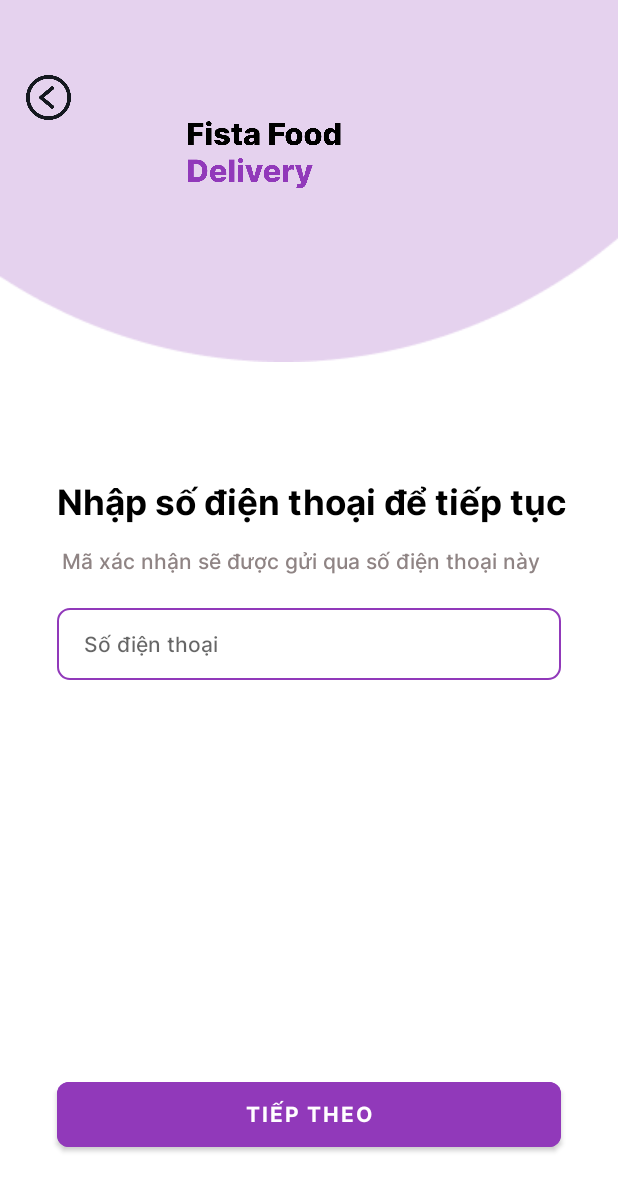
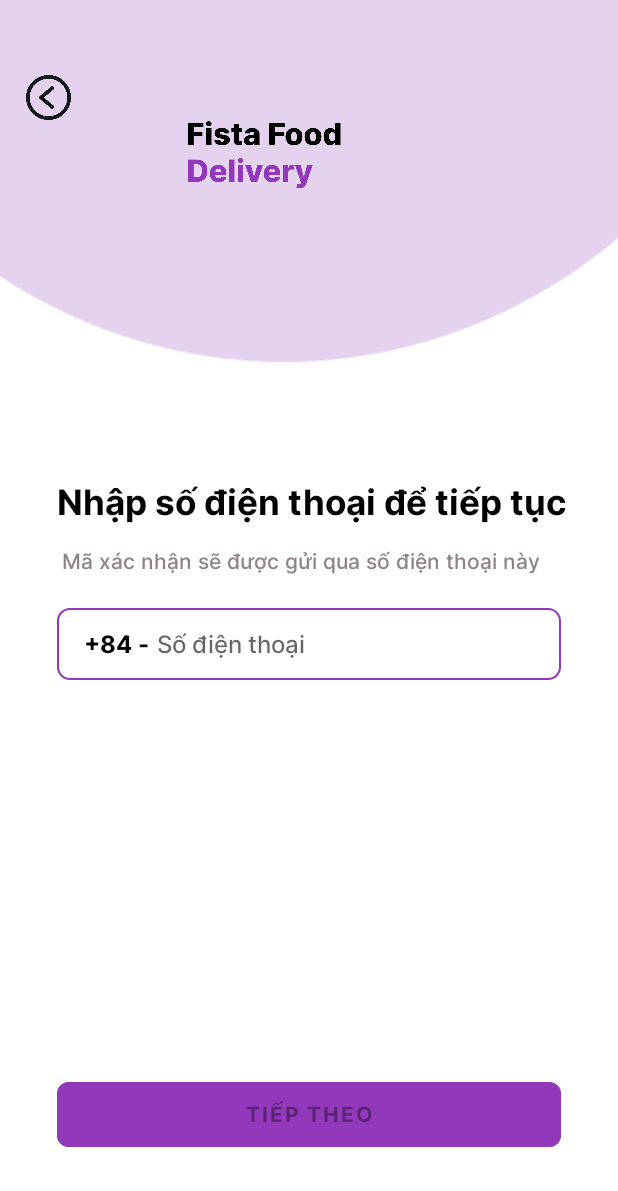
Before and after one commit to thuyle-23/Fista-Food-Delivery, an Android app: the Login screen opened directly, with no data from a screen before it, on a phone screen of 412 x 824 dp. Shown: the top 1191 px of the screen. Run offline under Robolectric (Android 15) with nearby library versions, the phone set to English and light mode, and no system bars.

Commit message:
send_otp

```diff
--- a/app/src/main/java/com/example/fooddelivery/Login.java
+++ b/app/src/main/java/com/example/fooddelivery/Login.java
@@ -4,6 +4,8 @@ import androidx.appcompat.app.AppCompatActivity;
 
 import android.content.Intent;
 import android.os.Bundle;
+import android.text.Editable;
+import android.text.TextWatcher;
 import android.view.View;
 import android.widget.Button;
 import android.widget.EditText;
@@ -11,14 +13,17 @@ import android.widget.Toast;
 
 public class Login extends AppCompatActivity {
 
+    private EditText txtphoneNumber;
+    private Button btnGetOTP;
     @Override
     protected void onCreate(Bundle savedInstanceState) {
         super.onCreate(savedInstanceState);
         setContentView(R.layout.layout_login);
 
-        final EditText txtphoneNumber = findViewById(R.id.txtphoneNumber);
-        Button btnGetOTP = findViewById(R.id.btnGetOTP);
+        txtphoneNumber = findViewById(R.id.txtphoneNumber);
+        btnGetOTP = findViewById(R.id.btnGetOTP);
 
+        txtphoneNumber.addTextChangedListener(loginTextWatcher);
         btnGetOTP.setOnClickListener(new View.OnClickListener() {
             @Override
             public void onClick(View v) {
@@ -32,4 +37,19 @@ public class Login extends AppCompatActivity {
             }
         });
     }
+    private TextWatcher loginTextWatcher = new TextWatcher() {
+        @Override
+        public void beforeTextChanged(CharSequence s, int start, int count, int after) {
+
+        }
+        @Override
+        public void onTextChanged(CharSequence s, int start, int before, int count) {
+            String phoneNumber = txtphoneNumber.getText().toString().trim();
+
+            btnGetOTP.setEnabled(!phoneNumber.isEmpty() && phoneNumber.length() == 9);
+        }
+        @Override public void afterTextChanged(Editable s) {
+
+        }
+    };
 }
--- a/app/src/main/res/layout/layout_login.xml
+++ b/app/src/main/res/layout/layout_login.xml
@@ -38,19 +38,32 @@
         android:layout_marginTop="50dp"
         app:srcCompat="@drawable/icon_back" />
 
-    <EditText
-        android:id="@+id/txtphoneNumber"
+    <LinearLayout
         android:layout_width="336dp"
         android:layout_height="48dp"
-        android:layout_marginLeft="38dp"
+        android:layout_marginStart="38dp"
         android:layout_marginTop="405dp"
         android:background="@drawable/edittext_border_purple"
-        android:fontFamily="@font/inter_medium"
-        android:hint="@string/placeholder_phoneNumber"
-        android:inputType="number"
-        android:paddingLeft="18dp"
-        android:textSize="14sp" />
-
+        >
+        <TextView
+            android:layout_width="wrap_content"
+            android:layout_height="48dp"
+            android:fontFamily="@font/inter_bold"
+            android:paddingLeft="18dp"
+            android:text="@string/_84"
+            android:textColor="@color/black"
+            android:textSize="16sp" />
+        <EditText
+            android:id="@+id/txtphoneNumber"
+            android:layout_width="match_parent"
+            android:layout_height="48dp"
+            android:background="@null"
+            android:fontFamily="@font/inter_medium"
+            android:hint="@string/placeholder_phoneNumber"
+            android:inputType="number"
+            android:paddingLeft="5dp"
+            android:textSize="16sp" />
+    </LinearLayout>
     <Button
         android:id="@+id/btnGetOTP"
         android:layout_width="336dp"
@@ -58,6 +71,7 @@
         android:layout_marginLeft="38dp"
         android:layout_marginTop="715dp"
         android:backgroundTint="@color/mainPurple"
+        android:enabled="false"
         android:fontFamily="@font/inter_bold"
         android:text="@string/btnNext"
         app:cornerRadius="8dp"
--- a/app/src/main/res/layout/layout_sign_in.xml
+++ b/app/src/main/res/layout/layout_sign_in.xml
@@ -18,6 +18,7 @@
         android:text="@string/btn_google"
         android:textAllCaps="false"
         android:textColor="@color/mainGray"
+        android:textSize="16sp"
         app:cornerRadius="20dp"
         app:strokeColor="@color/mainPurple"
         app:strokeWidth="1dp" />
@@ -29,12 +30,13 @@
         android:layout_marginLeft="50dp"
         android:layout_marginTop="440dp"
         android:backgroundTint="@color/aquaBlue"
+        android:drawableLeft="@drawable/drawable_facebook"
         android:fontFamily="@font/inter_bold"
         android:text="@string/btn_facebook"
         android:textAllCaps="false"
+        android:textSize="16sp"
         app:cornerRadius="20dp"
-        app:strokeColor="@color/aquaBlue"
-        android:drawableLeft="@drawable/drawable_facebook"/>
+        app:strokeColor="@color/aquaBlue" />
 
     <TextView
         android:id="@+id/txtPhoneNumber"
--- a/app/src/main/res/values/strings.xml
+++ b/app/src/main/res/values/strings.xml
@@ -18,4 +18,5 @@
     <string name="btnNext">TIẾP THEO</string>
     <string name="btnSignIn">ĐĂNG NHẬP</string>
     <string name="btnConfirm">XÁC NHẬN</string>
+    <string name="_84">+84 -</string>
 </resources>
```
Also changed, not shown: app/src/main/res/layout/layout_confirmotp.xml (+11 -4 lines).
